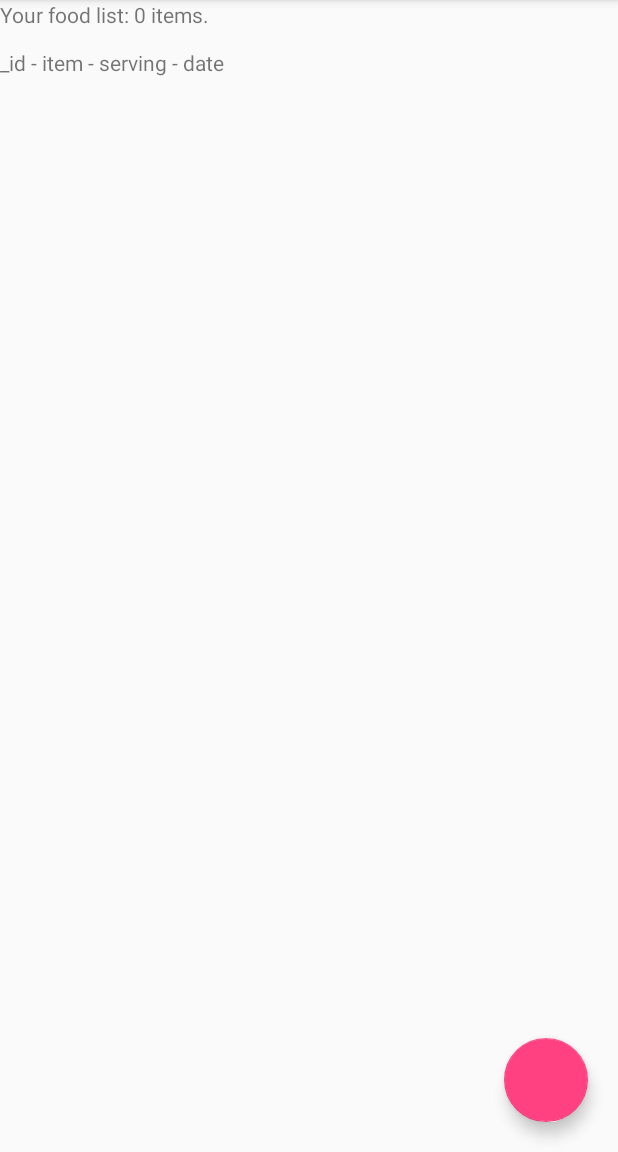
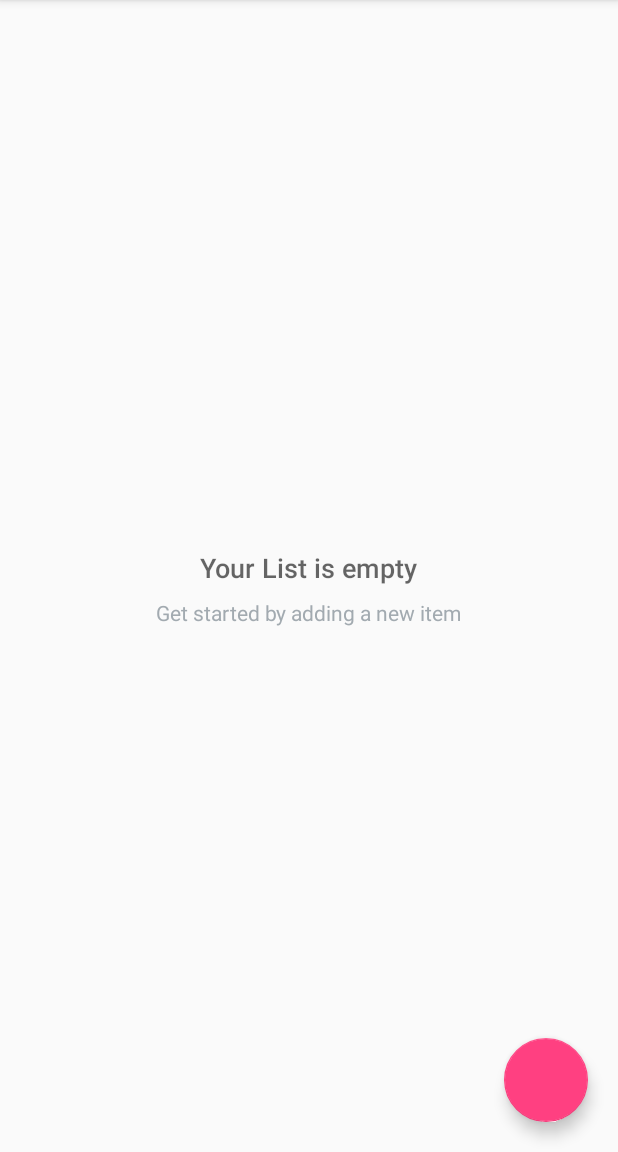
Before and after one commit to 136Katarina/AndroidProject, an Android app: the screen it shows after launch (MainActivity), on a phone screen of 412 x 824 dp, the part 84-1236 px from its top. Run offline under Robolectric (Android 15) with nearby library versions, the phone set to English and light mode, and no system bars.

Commit message:
listView

```diff
--- a/app/build.gradle
+++ b/app/build.gradle
@@ -22,9 +22,9 @@ dependencies {
     implementation fileTree(include: ['*.jar'], dir: 'libs')
     implementation 'com.android.support:appcompat-v7:26.1.0'
     implementation 'com.android.support.constraint:constraint-layout:1.0.2'
+    implementation 'com.android.support:support-v4:26.1.0'
     testImplementation 'junit:junit:4.12'
     androidTestImplementation 'com.android.support.test:runner:1.0.1'
     androidTestImplementation 'com.android.support.test.espresso:espresso-core:3.0.1'
-    implementation 'com.android.support:design:26.1.0'
-
+    implementation 'com.android.support:design:27.0.2'
 }
--- a/app/src/main/AndroidManifest.xml
+++ b/app/src/main/AndroidManifest.xml
@@ -16,7 +16,7 @@
                 <category android:name="android.intent.category.LAUNCHER" />
             </intent-filter>
         </activity>
-        <activity android:name=".EditActivity"></activity>
+        <activity android:name=".EditActivity" />
     </application>
 
 </manifest>
--- /dev/null
+++ b/app/src/main/java/com/example/android/newapp/ItemCursorAdapter.java
@@ -0,0 +1,41 @@
+package com.example.android.newapp;
+
+import android.content.Context;
+import android.database.Cursor;
+import android.view.LayoutInflater;
+import android.view.View;
+import android.view.ViewGroup;
+import android.widget.CursorAdapter;
+import android.widget.TextView;
+
+import com.example.android.newapp.data.ItemContract;
+import com.example.android.newapp.data.ItemContract.ItemEntry;
+
+/**
+ * Created by katarinazemplenyiova on 09/01/2018.
+ */
+
+public class ItemCursorAdapter extends CursorAdapter {
+
+
+    public ItemCursorAdapter(Context context, Cursor c) {
+        super(context, c, 0);
+    }
+
+    @Override
+    public View newView(Context context, Cursor cursor, ViewGroup parent) {
+        return LayoutInflater.from(context).inflate(R.layout.list_item, parent, false);
+    }
+
+    @Override
+    public void bindView(View view, Context context, Cursor cursor) {
+        TextView nameTextView = (TextView) view.findViewById(R.id.name);
+
+        int nameColumnIndex = cursor.getColumnIndex(ItemEntry.COL1);
+
+        String itemName = cursor.getString(nameColumnIndex);
+
+        nameTextView.setText(itemName);
+
+    }
+}
--- a/app/src/main/java/com/example/android/newapp/MainActivity.java
+++ b/app/src/main/java/com/example/android/newapp/MainActivity.java
@@ -9,7 +9,10 @@ import android.os.Bundle;
 import android.view.Menu;
 import android.view.MenuInflater;
 import android.view.View;
+import android.widget.AdapterView;
+import android.widget.ListView;
 import android.widget.TextView;
+import android.widget.Toolbar;
 
 
 import com.example.android.newapp.data.ItemContract.ItemEntry;
@@ -24,7 +27,9 @@ public class MainActivity extends AppCompatActivity {
         super.onCreate(savedInstanceState);
         setContentView(R.layout.activity_main);
 
-        FloatingActionButton fab = (FloatingActionButton)  findViewById(R.id.fab);
+
+
+        FloatingActionButton fab = (FloatingActionButton) findViewById(R.id.fab);
         fab.setOnClickListener(new View.OnClickListener() {
             @Override
             public void onClick(View view) {
@@ -36,7 +41,9 @@ public class MainActivity extends AppCompatActivity {
         dbHelper = new ItemDbHelper(this);
 
 
-    };
+    }
+
+    ;
 
     @Override
     protected void onStart() {
@@ -61,33 +68,42 @@ public class MainActivity extends AppCompatActivity {
                 null,
                 null,
                 null);
-        TextView displayView = (TextView) findViewById(R.id.text_view_all);
-
-        displayView.setText("Your food list: " + cursor.getCount() + " items.\n\n");
-        displayView.append(ItemEntry._ID + " - " +
-                ItemEntry.COL1 + " - " +
-                ItemEntry.COL2 + " - " +
-                ItemEntry.COL3 + "\n");
-        int idColumnIndex = cursor.getColumnIndex(ItemEntry._ID);
-        int nameColumnIndex = cursor.getColumnIndex(ItemEntry.COL1);
-        int servingColumnIndex = cursor.getColumnIndex(ItemEntry.COL2);
-        int dateColumnIndex = cursor.getColumnIndex(ItemEntry.COL3);
+        ListView itemListView = (ListView) findViewById(R.id.list);
 
 
 
-        while (cursor.moveToNext()) {
-            int currentID = cursor.getInt(idColumnIndex);
-            String currentName = cursor.getString(nameColumnIndex);
-            int currentServing = cursor.getInt(servingColumnIndex);
-            String currentDate = cursor.getString(dateColumnIndex);
-            displayView.append(("\n" + currentID + " - " +
-                    currentName + " - " +
-                    currentServing + " - " +
-                    currentDate));
-        }
+
+        View emptyView = findViewById(R.id.empty_view);
+        itemListView.setEmptyView(emptyView);
+
+        ItemCursorAdapter adapter = new ItemCursorAdapter(this, cursor);
+        itemListView.setAdapter(adapter);
     }
 
 
+//        displayView.setText("Your food list: " + cursor.getCount() + " items.\n\n");
+//        displayView.append(ItemEntry._ID + " - " +
+//                ItemEntry.COL1 + " - " +
+//                ItemEntry.COL2 + " - " +
+//                ItemEntry.COL3 + "\n");
+//        int idColumnIndex = cursor.getColumnIndex(ItemEntry._ID);
+//        int nameColumnIndex = cursor.getColumnIndex(ItemEntry.COL1);
+//        int servingColumnIndex = cursor.getColumnIndex(ItemEntry.COL2);
+//        int dateColumnIndex = cursor.getColumnIndex(ItemEntry.COL3);
+//
+//
+//
+//        while (cursor.moveToNext()) {
+//            int currentID = cursor.getInt(idColumnIndex);
+//            String currentName = cursor.getString(nameColumnIndex);
+//            int currentServing = cursor.getInt(servingColumnIndex);
+//            String currentDate = cursor.getString(dateColumnIndex);
+//            displayView.append(("\n" + currentID + " - " +
+//                    currentName + " - " +
+//                    currentServing + " - " +
+//                    currentDate));
+//        }
+//    }
 
 
     @Override
@@ -96,4 +112,4 @@ public class MainActivity extends AppCompatActivity {
         getMenuInflater().inflate(R.menu.main_menu, menu);
         return true;
     }
-  }
+}
--- a/app/src/main/res/layout/activity_edit.xml
+++ b/app/src/main/res/layout/activity_edit.xml
@@ -53,7 +53,7 @@
                 android:layout_height="wrap_content"
                 android:hint="Serving"
                 android:inputType="textCapWords"
-                 />
+                />
         </LinearLayout>
     </LinearLayout>
 </LinearLayout>
--- a/app/src/main/res/layout/activity_main.xml
+++ b/app/src/main/res/layout/activity_main.xml
@@ -5,12 +5,46 @@
     android:layout_height="match_parent"
     tools:context=".MainActivity">
 
-    <TextView
-        android:id="@+id/text_view_all"
+    <ListView
+        android:id="@+id/list"
         android:layout_width="match_parent"
         android:layout_height="match_parent"
-        android:text="Hello World!"
         />
+
+    <RelativeLayout
+        android:id="@+id/empty_view"
+        android:layout_width="wrap_content"
+        android:layout_height="wrap_content"
+        android:layout_centerInParent="true">
+
+
+
+        <TextView
+            android:id="@+id/empty_title_text"
+            android:layout_width="wrap_content"
+            android:layout_height="wrap_content"
+            android:layout_centerHorizontal="true"
+            android:fontFamily="sans-serif-medium"
+            android:paddingTop="16dp"
+            android:text="@string/empty_view_title_text"
+            android:textAppearance="?android:textAppearanceMedium"/>
+
+        <TextView
+            android:id="@+id/empty_subtitle_text"
+            android:layout_width="wrap_content"
+            android:layout_height="wrap_content"
+            android:layout_below="@+id/empty_title_text"
+            android:layout_centerHorizontal="true"
+            android:fontFamily="sans-serif"
+            android:paddingTop="8dp"
+            android:text="@string/empty_view_subtitle_text"
+            android:textAppearance="?android:textAppearanceSmall"
+            android:textColor="#A2AAB0"/>
+    </RelativeLayout>
+
+
+
+
 
     <android.support.design.widget.FloatingActionButton
         android:id="@+id/fab"
--- a/app/src/main/res/values/strings.xml
+++ b/app/src/main/res/values/strings.xml
@@ -1,3 +1,16 @@
 <resources>
     <string name="app_name">FoodTracker</string>
+
+    <!-- TODO: Remove or change this placeholder text -->
+    <string name="hello_blank_fragment">Hello blank fragment</string>
+    <string name="action_delete_all_entries">Delete All Items</string>
+
+    +    <!-- Title text for the empty view, which describes the empty dog house image [CHAR LIMIT=50] -->
+    +    <string name="empty_view_title_text">Your List is empty</string>
+    +
+    +    <!-- Subtitle text for the empty view that prompts the user to add a pet [CHAR LIMIT=50] -->
+    +    <string name="empty_view_subtitle_text">Get started by adding a new item</string>
+    +
+    <!-- Title for the activity to add a new pet [CHAR LIMIT=20] -->
+    <string name="editor_activity_title_new_pet">Add New Item</string>
 </resources>
```
Also changed, not shown: app/src/main/java/com/example/android/newapp/SecondActivity.java (added, +8 -0 lines), app/src/main/res/layout/list_item.xml (added, +19 -0 lines), app/src/main/java/com/example/android/newapp/data/ItemContract.java (line endings or trailing spaces), app/src/main/java/com/example/android/newapp/data/ItemDbHelper.java (line endings or trailing spaces).
